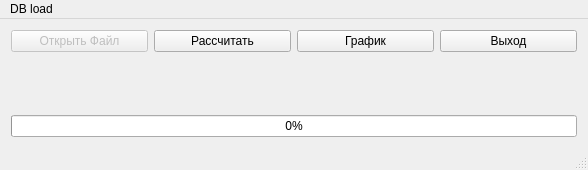
Above: mainwindow.ui from ele638/GiredMet before the change. Below: the same form after it.
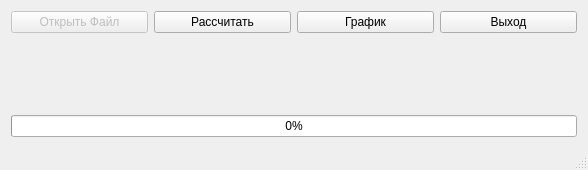
That is the form after the change.

The edit to the form file:
```diff
--- a/mainwindow.ui
+++ b/mainwindow.ui
@@ -135,13 +135,6 @@
      <height>22</height>
     </rect>
    </property>
-   <widget class="QMenu" name="menuDB_load">
-    <property name="title">
-     <string>DB load</string>
-    </property>
-    <addaction name="actionDB_load"/>
-   </widget>
-   <addaction name="menuDB_load"/>
   </widget>
   <widget class="QStatusBar" name="statusBar"/>
   <action name="actionDB_load">
```
Left out of the diff: 2 changed lines with no effect on the pictures.
